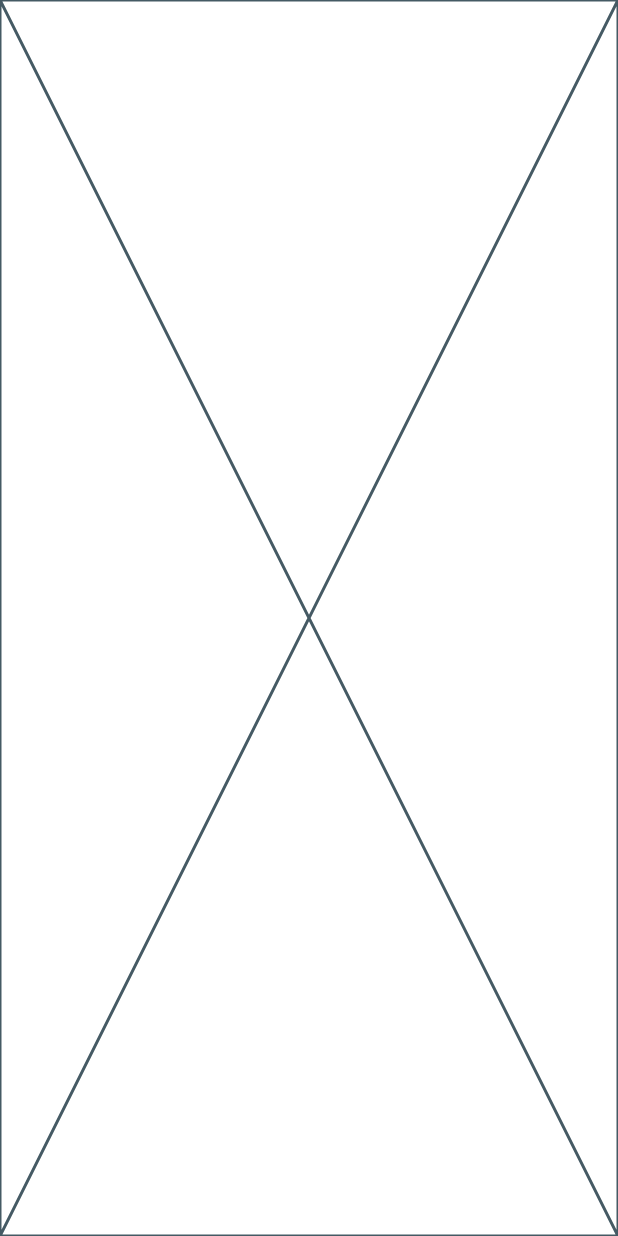
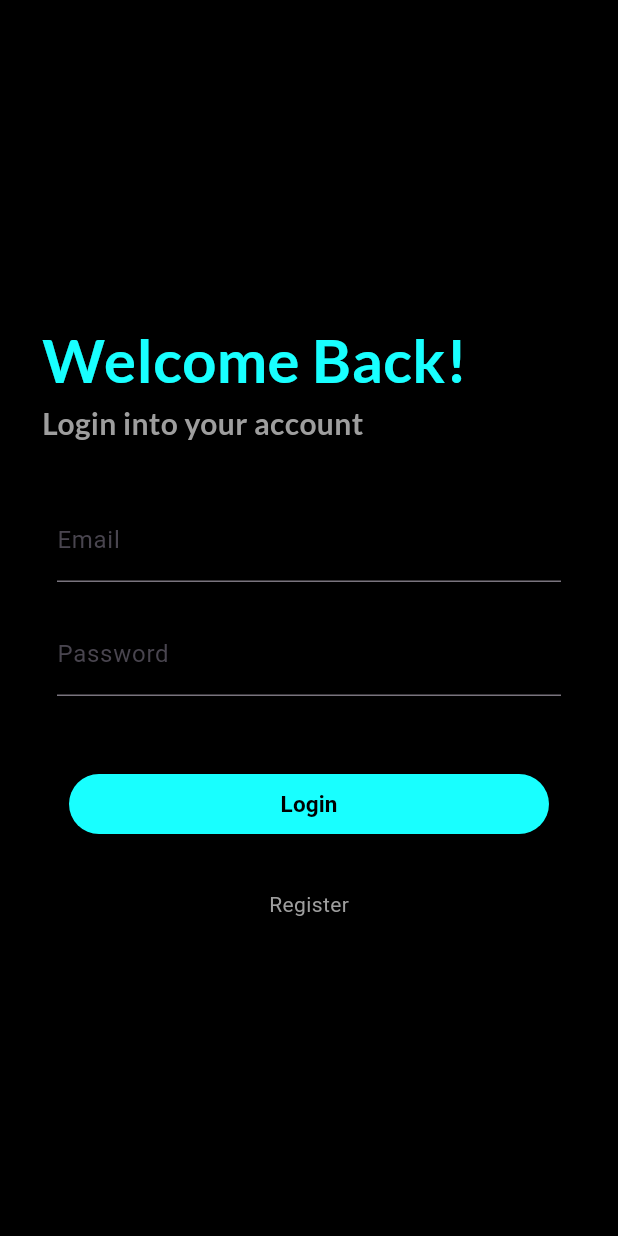
Before and after one commit to SerujanSatkunanathan/messaging_app, a Flutter app: the screen it shows after launch, on a phone screen of 412 x 824 dp. Run offline on Flutter 3.47's test engine with Material 3 defaults, Android fonts, the phone set to English and light mode, and no system bars; our stand-ins replace cloud_firestore, firebase_analytics, firebase_auth, firebase_core, firebase_storage, flutter_spinkit and 3 more; accounts and stored records are empty.

Commit message:
Ui for Login Screen

```diff
--- /dev/null
+++ b/lib/loginpage.dart
@@ -0,0 +1,167 @@
+import 'package:flutter/material.dart';
+import 'package:google_fonts/google_fonts.dart';
+
+class Loginpage extends StatefulWidget {
+  const Loginpage({super.key});
+
+  @override
+  State<Loginpage> createState() => _LoginpageState();
+}
+
+class _LoginpageState extends State<Loginpage> {
+  final formKey = GlobalKey<FormState>();
+  @override
+  Widget build(BuildContext context) {
+    return MaterialApp(
+      title: "Login Page",
+      home: Scaffold(
+        backgroundColor: Colors.black,
+        body: _loginPage(),
+      ),
+    );
+  }
+
+  Widget _loginPage() {
+    return Padding(
+      padding: const EdgeInsets.all(28.0),
+      child: Container(
+        alignment: Alignment.center,
+        child: Column(
+          mainAxisAlignment: MainAxisAlignment.center,
+          mainAxisSize: MainAxisSize.max,
+          crossAxisAlignment: CrossAxisAlignment.start,
+          children: <Widget>[
+            //_loginImage(),
+            _headingWidget(),
+            SizedBox(height: 25),
+
+            _inputForm(),
+            SizedBox(height: 20),
+            _loginButton(),
+
+            SizedBox(height: 15),
+            _regiterClick()
+          ],
+        ),
+      ),
+    );
+  }
+
+  Widget _loginImage() {
+    return Center(
+      child: SizedBox(
+          height: 250,
+          width: 250,
+          child: Image.asset('assets/Login-amico.png')),
+    );
+  }
+
+  Widget _headingWidget() {
+    return Container(
+      child: Column(
+        mainAxisAlignment: MainAxisAlignment.spaceEvenly,
+        crossAxisAlignment: CrossAxisAlignment.start,
+        children: <Widget>[
+          Text(
+            "Welcome Back!",
+            style: GoogleFonts.lato(
+                fontSize: 40,
+                fontWeight: FontWeight.bold,
+                color: Colors.cyanAccent),
+          ),
+          Text(
+            "Login into your account",
+            style: GoogleFonts.lato(
+                fontSize: 20, color: Colors.grey, fontWeight: FontWeight.bold),
+          ),
+        ],
+      ),
+    );
+  }
+
+  Widget _inputForm() {
+    return Container(
+      child: Form(
+          onChanged: () {},
+          key: formKey,
+          child: Column(
+            mainAxisAlignment: MainAxisAlignment.spaceBetween,
+            mainAxisSize: MainAxisSize.max,
+            crossAxisAlignment: CrossAxisAlignment.start,
+            children: [_email(), _password()],
+          )),
+    );
+  }
+
+  Widget _email() {
+    return Padding(
+      padding: const EdgeInsets.all(10.0),
+      child: TextFormField(
+        validator: (input) {},
+        onSaved: (input) {},
+        cursorColor: Colors.white,
+        autocorrect: false,
+        style: TextStyle(
+          color: Colors.white,
+        ),
+        decoration: InputDecoration(
+            labelText: "Email",
+            focusedBorder: UnderlineInputBorder(
+                borderSide: BorderSide(color: Colors.cyanAccent))),
+      ),
+    );
+  }
+
+  Widget _password() {
+    return Padding(
+      padding: const EdgeInsets.all(10.0),
+      child: TextFormField(
+        obscureText: true,
+        validator: (input) {},
+        onSaved: (input) {},
+        cursorColor: Colors.white,
+        autocorrect: false,
+        style: TextStyle(
+          color: Colors.white,
+        ),
+        decoration: InputDecoration(
+            labelText: "Password",
+            focusedBorder: UnderlineInputBorder(
+                borderSide: BorderSide(color: Colors.cyanAccent))),
+      ),
+    );
+  }
+
+  Widget _loginButton() {
+    return Center(
+      child: Padding(
+        padding: const EdgeInsets.all(18.0),
+        child: SizedBox(
+          width: 350,
+          child: ElevatedButton(
+            onPressed: () {},
+            child: Text(
+              "Login",
+              style: TextStyle(fontWeight: FontWeight.bold, fontSize: 15),
+            ),
+            style: ElevatedButton.styleFrom(
+                backgroundColor: Colors.cyanAccent,
+                foregroundColor: Colors.black),
+          ),
+        ),
+      ),
+    );
+  }
+
+  Widget _regiterClick() {
+    return GestureDetector(
+      onTap: () {},
+      child: Container(
+          alignment: Alignment.center,
+          child: Text(
+            "Register",
+            style: TextStyle(color: Colors.grey),
+          )),
+    );
+  }
+}
--- a/lib/main.dart
+++ b/lib/main.dart
@@ -1,5 +1,14 @@
 import 'package:flutter/material.dart';
 import 'package:firebase_core/firebase_core.dart';
+import 'package:firebase_auth/firebase_auth.dart';
+import 'package:firebase_storage/firebase_storage.dart';
+import 'package:firebase_analytics/firebase_analytics.dart';
+import 'package:cloud_firestore/cloud_firestore.dart';
+import 'package:messaging_app/loginpage.dart';
+import 'package:provider/provider.dart';
+import 'package:image_picker/image_picker.dart';
+import 'package:timeago/timeago.dart';
+import 'package:flutter_spinkit/flutter_spinkit.dart';
 
 void main() async {
   WidgetsFlutterBinding.ensureInitialized();
@@ -12,6 +21,11 @@ class MyApp extends StatelessWidget {
 
   @override
   Widget build(BuildContext context) {
-    return const Placeholder();
+    return MaterialApp(
+      theme: ThemeData(
+        brightness: Brightness.dark,
+      ),
+      home: Loginpage(),
+    );
   }
 }
```
Also changed, not shown: pubspec.yaml (+11 -2 lines), assets/Login-amico.png (added), pubspec.lock, 6 other files.
